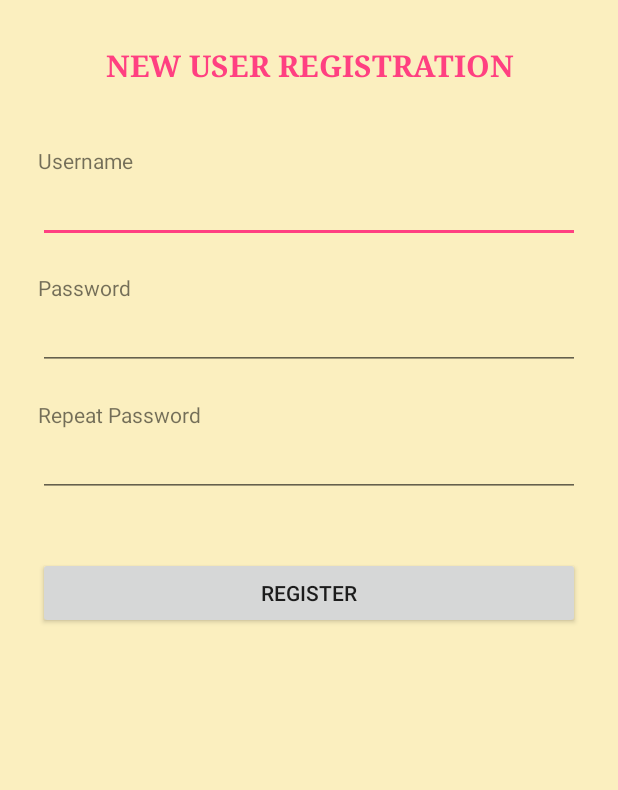
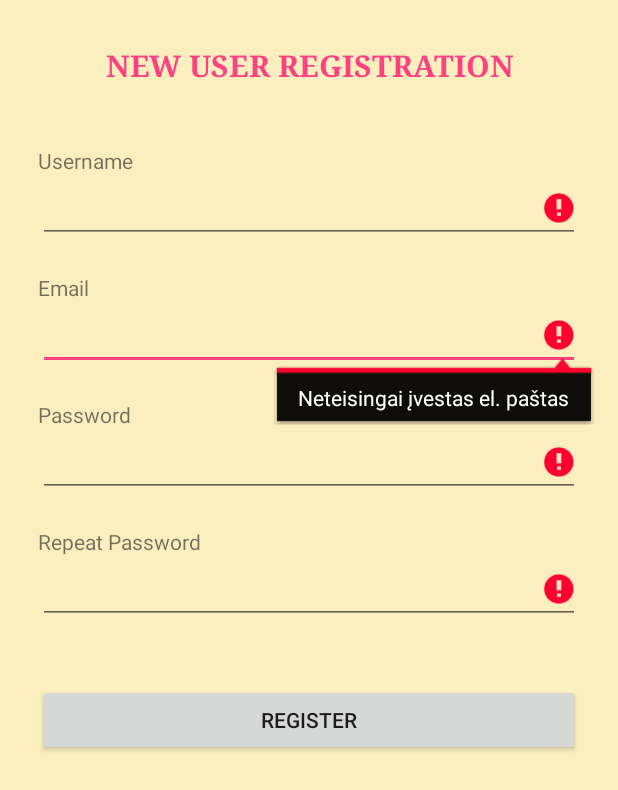
Before and after one commit to egluze87/test, an Android app: the RegisterActivity screen opened directly, with no data from a screen before it, after a tap on "REGISTER", on a phone screen of 412 x 824 dp. Shown: the top 790 px of the screen. Run offline under Robolectric (Android 15) with nearby library versions, the phone set to English and light mode, and no system bars.

Commit message:
Sukurta naujojo vartotojo registracija į duomenų bazę.

```diff
--- a/app/src/main/java/com/byethost5/egle/BeautyRoom/RegisterActivity.java
+++ b/app/src/main/java/com/byethost5/egle/BeautyRoom/RegisterActivity.java
@@ -1,20 +1,32 @@
 package com.byethost5.egle.BeautyRoom;
 
 import android.app.Activity;
+import android.app.ProgressDialog;
 import android.content.Intent;
+import android.os.AsyncTask;
 import android.os.Bundle;
+import android.text.TextUtils;
 import android.view.View;
 import android.widget.Button;
 import android.widget.EditText;
 import android.widget.Toast;
 
-import com.byethost5.egle.BeautyRoom.R;
+import java.io.BufferedReader;
+import java.io.InputStreamReader;
+import java.net.HttpURLConnection;
+import java.net.URL;
+import java.util.regex.Matcher;
+import java.util.regex.Pattern;
 
 public class RegisterActivity extends Activity {
+
+    // kelias byethost iki register.php failiuko
+    private static final String REGISTER_URL = "http://egle.byethost5.com/mobile/register.php";
 
     private EditText username;
     private EditText password;
     private EditText repeat_password;
+    private EditText email;
     private Button register;
 
     @Override
@@ -25,40 +37,116 @@ public class RegisterActivity extends Activity {
         username = (EditText) findViewById(R.id.register_username_id);
         password = (EditText) findViewById(R.id.register_password_id);
         repeat_password = (EditText) findViewById(R.id.register_repeat_password_id);
-        register = (Button) findViewById(R.id.register_register_button_id);
+        email = (EditText) findViewById(R.id.register_email_id);
+        this.register = (Button) findViewById(R.id.register_register_button_id);
+
+        username.setError(null);
+        password.setError(null);
+        repeat_password.setError(null);
+        email.setError(null);
+
+        register.setOnClickListener(new View.OnClickListener() {
+
+            public void onClick(View v) {
+                boolean cancel = false;
+                View focusView = null;
+
+                //Registracija(String regiVardas, String regiEmail, String regiSlaptazodis)
+                if (TextUtils.isEmpty(username.getText().toString())) {
+                    username.setError("Neįvestas vardas");
+                    focusView = username;
+                    cancel = true;
+                }
+                if (TextUtils.isEmpty(password.getText().toString())) {
+                    password.setError("Neįvestas slaptažodis");
+                    focusView = password;
+                    cancel = true;
+                }
+                if (TextUtils.isEmpty(repeat_password.getText().toString())) {
+                    repeat_password.setError("Neįvestas pakartotinis slaptažodis");
+                    focusView = repeat_password;
+                    cancel = true;
+                }
+
+                if (!password.getText().toString().equals(repeat_password.getText().toString()) )
+                {
+                    repeat_password.setError("Slaptažodžiai turi sutapti");
+                    focusView = repeat_password;
+                    cancel = true;
+                }
+                if (!validateEmail(email.getText().toString())) {
+                    email.setError("Neteisingai įvestas el. paštas");
+                    focusView = email;
+                    cancel = true;
+                }
+                if (cancel) {
+                    focusView.requestFocus();
+                }else {
+                    VartotojoRegistracija naujaReg = new VartotojoRegistracija(username.getText().toString(), email.getText().toString(), password.getText().toString());
+                    registerUser(naujaReg.getRegiVardas(), naujaReg.getRegiSlaptazodis(), naujaReg.getRegiEmail());
+                    //Toast.makeText(RegisterActivity.this, naujaReg.getRegiVardas() + "\n" + naujaReg.getRegiEmail(), Toast.LENGTH_LONG).show();
+                    Intent intent = new Intent(RegisterActivity.this, LoginActivity.class);
+                    startActivity(intent);
+
+                }
+            }
+
+        });
+    }
+
+    private void registerUser(String username, String password, String email) {
+        String urlSuffix = "?username="+username+"&password="+password+"&email="+email;
+        class RegisterUser extends AsyncTask<String, Void, String> {
+
+            ProgressDialog loading;
 
 
-        register.setOnClickListener(new View.OnClickListener() {
-            public void onClick(View v) {
+            @Override
+            protected void onPreExecute() {
+                super.onPreExecute();
+                loading = ProgressDialog.show(RegisterActivity.this, "Prašome palaukti",null, true, true);
+            }
 
-                if (username.getText().toString() != null && !username.getText().toString().isEmpty() &&
-                        password.getText().toString() != null && !password.getText().toString().isEmpty() &&
-                        repeat_password.getText().toString() != null && !repeat_password.getText().toString().isEmpty() &&
-                        password.getText().toString().equals(repeat_password.getText().toString()))
-                {
-                    Toast.makeText(RegisterActivity.this, "Congrats! " + username.getText().toString() + " you have successfully registered", Toast.LENGTH_LONG).show();
-                    Intent i = new Intent(RegisterActivity.this, LoginActivity.class);
-                    startActivity(i);
+            @Override
+            protected void onPostExecute(String s) {
+                super.onPostExecute(s);
+                loading.dismiss();
+                Toast.makeText(getApplicationContext(),s,Toast.LENGTH_LONG).show();
+            }
+
+            @Override
+            protected String doInBackground(String... params) {
+                String s = params[0];
+                BufferedReader bufferedReader = null;
+                try {
+                    URL url = new URL(REGISTER_URL+s);
+                    HttpURLConnection con = (HttpURLConnection) url.openConnection();
+
+                    // byethost naudoja antibot sistema, todel reikia kiekvienam rankutėmis suvesti cookie turinį,
+                    // kuris pas kiekviena bus skirtingas. kaip tai padaryti zemiau nuoroda
+                    // http://stackoverflow.com/questions/31912000/byethost-server-passing-html-values-checking-your-browser-with-json-string
+                    con.setRequestProperty("Cookie", "__test=7a4d917e220fbf9a55cab3046bd1a3b7; expires=2038 m. sausio 1 d., penktadienis 01:55:55; path=/");
+                    bufferedReader = new BufferedReader(new InputStreamReader(con.getInputStream()));
+
+                    String result;
+
+                    result = bufferedReader.readLine();
+
+                    return result;
+                }catch(Exception e){
+                    return null;
                 }
-                else if (username.getText().toString() == null || username.getText().toString().isEmpty())
-                {
-                    Toast.makeText(RegisterActivity.this, "Please, enter username!", Toast.LENGTH_SHORT).show();
-                }
-                else if (password.getText().toString() == null || password.getText().toString().isEmpty())
-                {
-                    Toast.makeText(RegisterActivity.this, "Please, enter password!", Toast.LENGTH_SHORT).show();
-                }
-                else if (repeat_password.getText().toString() == null || repeat_password.getText().toString().isEmpty())
-                {
-                    Toast.makeText(RegisterActivity.this, "Please, reenter password!", Toast.LENGTH_SHORT).show();
-                }
-                else if (!password.getText().toString().equals(repeat_password.getText().toString()) )
-                {
-                    Toast.makeText(RegisterActivity.this, "Passwords must match!", Toast.LENGTH_SHORT).show();
-                }
+            }
+        }
 
+        RegisterUser ru = new RegisterUser();
+        ru.execute(urlSuffix);
+    }
 
-            }
-        });
+    public static boolean validateEmail(String emailStr) {
+        final Pattern VALID_EMAIL_ADDRESS_REGEX =
+                Pattern.compile("^[A-Za-z0-9._%+-]+@[A-Za-z0-9.-]+\\.[A-Za-z]{2,6}$");
+        Matcher matcher = VALID_EMAIL_ADDRESS_REGEX.matcher(emailStr);
+        return matcher.find();
     }
 }
--- a/app/src/main/res/layout/activity_register.xml
+++ b/app/src/main/res/layout/activity_register.xml
@@ -48,6 +48,26 @@
             android:layout_marginLeft="25dp"
             android:layout_marginRight="25dp"
             android:id="@+id/register_username_id"
+            android:layout_width="match_parent"
+            android:layout_height="wrap_content" />
+
+        <Space
+            android:layout_width="match_parent"
+            android:layout_height="20dp" />
+
+
+        <TextView
+            android:layout_marginLeft="25dp"
+            android:layout_marginRight="25dp"
+            android:layout_width="match_parent"
+            android:layout_height="wrap_content"
+            android:text="@string/register_email"
+            />
+
+        <EditText
+            android:layout_marginLeft="25dp"
+            android:layout_marginRight="25dp"
+            android:id="@+id/register_email_id"
             android:layout_width="match_parent"
             android:layout_height="wrap_content" />
 
--- a/app/src/main/res/values/strings.xml
+++ b/app/src/main/res/values/strings.xml
@@ -10,6 +10,7 @@
     <string name="register_password">Password</string>
     <string name="register_repeat_password">Repeat Password</string>
     <string name="register_register">Register</string>
+    <string name="register_email">Email</string>
     <string name="new_entry_procedura">Procedūra</string>
     <string name="new_entry_limfodrenazinis_masazas">Limfodrenažinis masažas</string>
     <string name="new_entry_soliariumas">Soliariumas</string>
```
Also changed, not shown: app/src/main/java/com/byethost5/egle/BeautyRoom/VartotojoRegistracija.java (added, +42 -0 lines).
